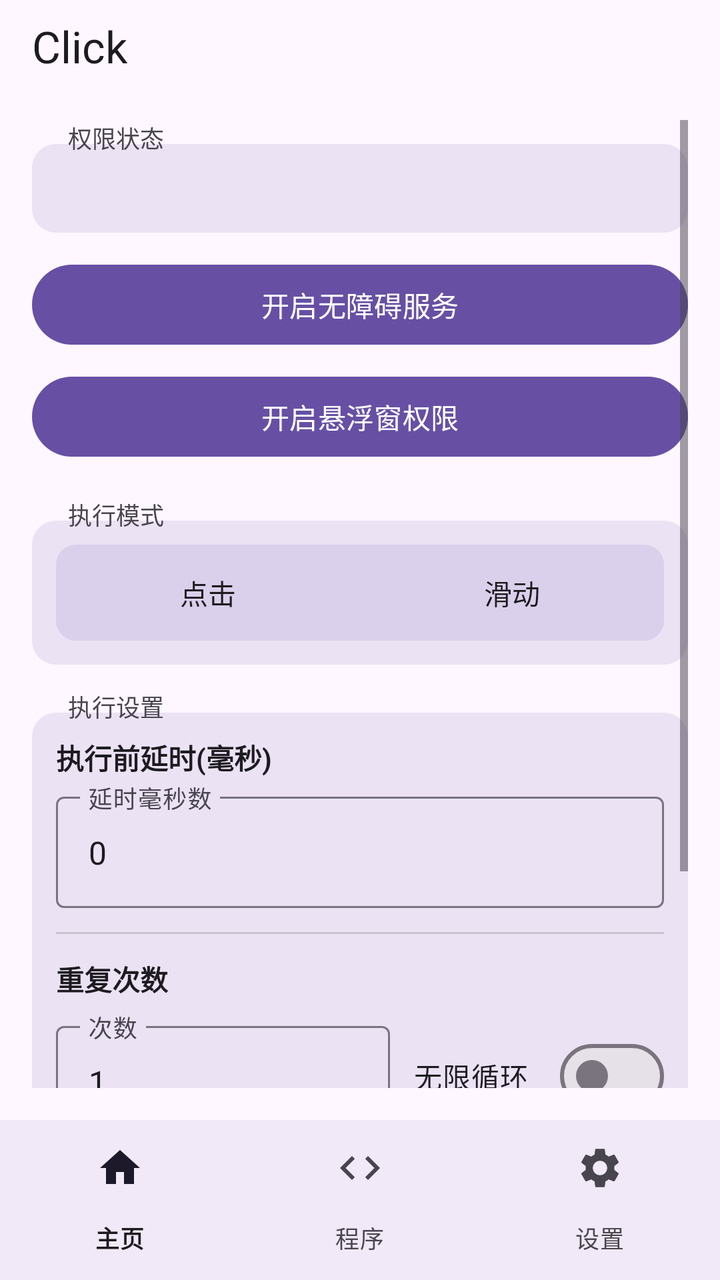
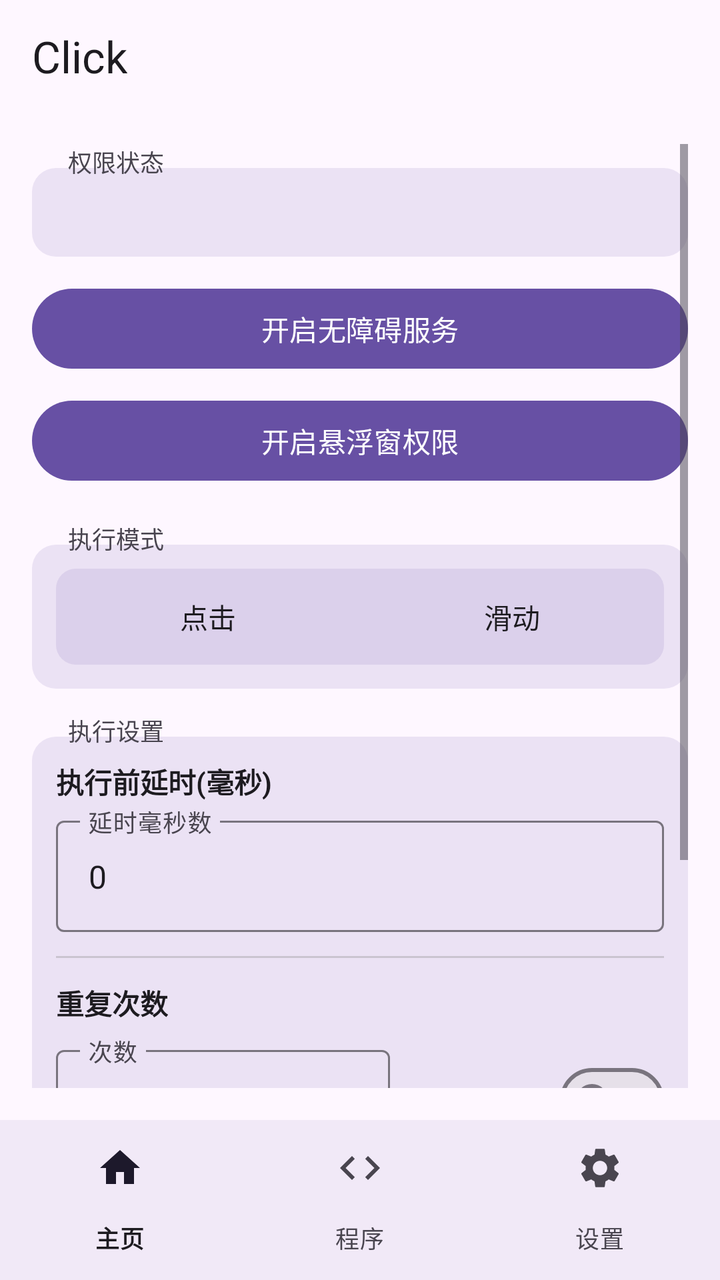

An Android layout rendered at two revisions. The XML below is the earlier revision; the diff shows what the commit changed to produce the second picture.
<!-- AndroidManifest.xml: activity theme Theme.Click -->
<!-- res/layout/activity_main.xml -->
<?xml version="1.0" encoding="utf-8"?>
<LinearLayout xmlns:android="http://schemas.android.com/apk/res/android"
    xmlns:app="http://schemas.android.com/apk/res-auto"
    android:layout_width="match_parent"
    android:layout_height="match_parent"
    android:orientation="vertical">

    
    <com.google.android.material.appbar.MaterialToolbar
        android:id="@+id/toolbar"
        android:layout_width="match_parent"
        android:layout_height="44dp"
        android:minHeight="44dp"
        android:paddingTop="2dp"
        android:background="?attr/colorSurface"
        app:title="Click"
        app:titleTextColor="?attr/colorOnSurface" />

    
    <ScrollView
        android:id="@+id/home_content"
        android:layout_width="match_parent"
        android:layout_height="0dp"
        android:layout_weight="1"
        android:padding="16dp">

        <LinearLayout
            android:layout_width="match_parent"
            android:layout_height="wrap_content"
            android:orientation="vertical">

            
            <TextView
                android:layout_width="wrap_content"
                android:layout_height="wrap_content"
                android:text="权限状态"
                android:textSize="12sp"
                android:textColor="?attr/colorOnSurfaceVariant"
                android:background="@android:color/transparent"
                android:paddingHorizontal="6dp"
                android:layout_marginStart="12dp"
                android:layout_marginBottom="-6dp"
                android:elevation="2dp" />

            
            <LinearLayout
                android:layout_width="match_parent"
                android:layout_height="wrap_content"
                android:orientation="vertical"
                android:background="@drawable/section_border"
                android:padding="12dp">

                <TextView
                    android:id="@+id/statusText"
                    android:layout_width="match_parent"
                    android:layout_height="wrap_content"
                    android:gravity="start"
                    android:textSize="15sp"
                    android:textStyle="bold"
                    android:textColor="?attr/colorOnSurface" />
            </LinearLayout>

            <Button
                android:id="@+id/btnEnableService"
                android:layout_width="match_parent"
                android:layout_height="wrap_content"
                android:layout_marginTop="12dp"
                android:text="开启无障碍服务" />

            <Button
                android:id="@+id/btnEnableOverlay"
                android:layout_width="match_parent"
                android:layout_height="wrap_content"
                android:layout_marginTop="8dp"
                android:text="开启悬浮窗权限" />

            
            <TextView
                android:layout_width="wrap_content"
                android:layout_height="wrap_content"
                android:layout_marginTop="16dp"
                android:text="执行模式"
                android:textSize="12sp"
                android:textColor="?attr/colorOnSurfaceVariant"
                android:background="@android:color/transparent"
                android:paddingHorizontal="6dp"
                android:layout_marginStart="12dp"
                android:layout_marginBottom="-6dp"
                android:elevation="2dp" />

            
            <LinearLayout
                android:layout_width="match_parent"
                android:layout_height="wrap_content"
                android:orientation="vertical"
                android:background="@drawable/section_border"
                android:padding="12dp">

                <FrameLayout
                    android:layout_width="match_parent"
                    android:layout_height="wrap_content"
                    android:background="@drawable/segment_bg">

                    <View
                        android:id="@+id/modeIndicator"
                        android:layout_width="0dp"
                        android:layout_height="36dp"
                        android:layout_gravity="center_vertical"
                        android:layout_marginStart="4dp"
                        android:background="@drawable/segment_selected" />

                    <LinearLayout
                        android:layout_width="match_parent"
                        android:layout_height="wrap_content"
                        android:orientation="horizontal">

                        <Button
                            android:id="@+id/radioClick"
                            android:layout_width="0dp"
                            android:layout_height="wrap_content"
                            android:layout_weight="1"
                            android:text="点击"
                            android:background="@android:color/transparent"
                            android:textColor="@color/btn_text_selector" />

                        <Button
                            android:id="@+id/radioSwipe"
                            android:layout_width="0dp"
                            android:layout_height="wrap_content"
                            android:layout_weight="1"
                            android:text="滑动"
                            android:background="@android:color/transparent"
                            android:textColor="@color/btn_text_selector" />
                    </LinearLayout>
                </FrameLayout>

                <LinearLayout
                    android:id="@+id/swipeParams"
                    android:layout_width="match_parent"
                    android:layout_height="wrap_content"
                    android:orientation="vertical"
                    android:visibility="gone"
                    android:layout_marginTop="12dp">

                    <View
                        android:layout_width="match_parent"
                        android:layout_height="1dp"
                        android:background="?attr/colorOutlineVariant" />

                    <TextView
                        android:layout_width="wrap_content"
                        android:layout_height="wrap_content"
                        android:layout_marginTop="12dp"
                        android:text="滑动方式"
                        android:textSize="13sp"
                        android:textStyle="bold"
                        android:textColor="?attr/colorOnSurface" />

                    <FrameLayout
                        android:layout_width="match_parent"
                        android:layout_height="wrap_content"
                        android:layout_marginTop="8dp"
                        android:background="@drawable/segment_bg">

                        <View
                            android:id="@+id/swipeMethodIndicator"
                            android:layout_width="0dp"
                            android:layout_height="36dp"
                            android:layout_gravity="center_vertical"
                            android:layout_marginStart="4dp"
                            android:background="@drawable/segment_selected" />

                        <LinearLayout
                            android:layout_width="match_parent"
                            android:layout_height="wrap_content"
                            android:orientation="horizontal">

                            <Button
                                android:id="@+id/radioSwipeManual"
                                android:layout_width="0dp"
                                android:layout_height="wrap_content"
                                android:layout_weight="1"
                                android:text="手动参数"
                                android:background="@android:color/transparent"
                                android:textColor="@color/btn_text_selector" />

                            <Button
                                android:id="@+id/radioSwipeGesture"
                                android:layout_width="0dp"
                                android:layout_height="wrap_content"
                                android:layout_weight="1"
                                android:text="手势录制"
                                android:background="@android:color/transparent"
                                android:textColor="@color/btn_text_selector" />
                        </LinearLayout>
                    </FrameLayout>

                    <LinearLayout
                        android:id="@+id/manualSwipeParams"
                        android:layout_width="match_parent"
                        android:layout_height="wrap_content"
                        android:orientation="vertical"
                        android:layout_marginTop="12dp">

                        <TextView
                            android:layout_width="wrap_content"
                            android:layout_height="wrap_content"
                            android:text="起点"
                            android:textSize="13sp"
                            android:textColor="?attr/colorPrimary" />

                        <LinearLayout
                            android:layout_width="match_parent"
                            android:layout_height="wrap_content"
                            android:layout_marginTop="4dp"
                            android:orientation="horizontal">

                            <com.google.android.material.textfield.TextInputLayout
                                android:layout_width="0dp"
                                android:layout_height="wrap_content"
                                android:layout_weight="1"
                                android:layout_marginEnd="4dp"
                                android:hint="起点 X (横向坐标)"
                                style="@style/Widget.Material3.TextInputLayout.OutlinedBox">

                                <com.google.android.material.textfield.TextInputEditText
                                    android:id="@+id/inputSwipeX1"
                                    android:layout_width="match_parent"
                                    android:layout_height="wrap_content"
                                    android:inputType="numberDecimal" />
                            </com.google.android.material.textfield.TextInputLayout>

                            <com.google.android.material.textfield.TextInputLayout
                                android:layout_width="0dp"
                                android:layout_height="wrap_content"
                                android:layout_weight="1"
                                android:layout_marginStart="4dp"
                                android:hint="起点 Y (纵向坐标)"
                                style="@style/Widget.Material3.TextInputLayout.OutlinedBox">

                                <com.google.android.material.textfield.TextInputEditText
                                    android:id="@+id/inputSwipeY1"
                                    android:layout_width="match_parent"
                                    android:layout_height="wrap_content"
                                    android:inputType="numberDecimal" />
                            </com.google.android.material.textfield.TextInputLayout>
                        </LinearLayout>

                        <TextView
                            android:layout_width="wrap_content"
                            android:layout_height="wrap_content"
                            android:layout_marginTop="8dp"
                            android:text="终点"
                            android:textSize="13sp"
                            android:textColor="?attr/colorPrimary" />

                        <LinearLayout
                            android:layout_width="match_parent"
                            android:layout_height="wrap_content"
                            android:layout_marginTop="4dp"
                            android:orientation="horizontal">

                            <com.google.android.material.textfield.TextInputLayout
                                android:layout_width="0dp"
                                android:layout_height="wrap_content"
                                android:layout_weight="1"
                                android:layout_marginEnd="4dp"
                                android:hint="终点 X (横向坐标)"
                                style="@style/Widget.Material3.TextInputLayout.OutlinedBox">

                                <com.google.android.material.textfield.TextInputEditText
                                    android:id="@+id/inputSwipeX2"
                                    android:layout_width="match_parent"
                                    android:layout_height="wrap_content"
                                    android:inputType="numberDecimal" />
                            </com.google.android.material.textfield.TextInputLayout>

                            <com.google.android.material.textfield.TextInputLayout
                                android:layout_width="0dp"
                                android:layout_height="wrap_content"
                                android:layout_weight="1"
                                android:layout_marginStart="4dp"
                                android:hint="终点 Y (纵向坐标)"
                                style="@style/Widget.Material3.TextInputLayout.OutlinedBox">

                                <com.google.android.material.textfield.TextInputEditText
                                    android:id="@+id/inputSwipeY2"
                                    android:layout_width="match_parent"
                                    android:layout_height="wrap_content"
                                    android:inputType="numberDecimal" />
                            </com.google.android.material.textfield.TextInputLayout>
                        </LinearLayout>

                        <TextView
                            android:layout_width="wrap_content"
                            android:layout_height="wrap_content"
                            android:layout_marginTop="8dp"
                            android:text="时长"
                            android:textSize="13sp"
                            android:textColor="?attr/colorPrimary" />

                        <com.google.android.material.textfield.TextInputLayout
                            android:layout_width="match_parent"
                            android:layout_height="wrap_content"
                            android:layout_marginTop="4dp"
                            android:hint="滑动耗时(毫秒)"
                            style="@style/Widget.Material3.TextInputLayout.OutlinedBox">

                            <com.google.android.material.textfield.TextInputEditText
                                android:id="@+id/inputSwipeDuration"
                                android:layout_width="match_parent"
                                android:layout_height="wrap_content"
                                android:inputType="number" />
                        </com.google.android.material.textfield.TextInputLayout>
                    </LinearLayout>

                    <LinearLayout
                        android:id="@+id/gestureSwipeSection"
                        android:layout_width="match_parent"
                        android:layout_height="wrap_content"
                        android:orientation="vertical"
                        android:visibility="gone"
                        android:layout_marginTop="12dp">

                        <TextView
                            android:id="@+id/lblRecordedStatus"
                            android:layout_width="wrap_content"
                            android:layout_height="wrap_content"
                            android:text=""
                            android:textSize="13sp"
                            android:textColor="?attr/colorPrimary" />

                        <Button
                            android:id="@+id/btnRecordGesture"
                            android:layout_width="match_parent"
                            android:layout_height="wrap_content"
                            android:layout_marginTop="8dp"
                            android:text="录制手势 (在屏幕上滑动)" />
                    </LinearLayout>
                </LinearLayout>
            </LinearLayout>

            
            <TextView
                android:layout_width="wrap_content"
                android:layout_height="wrap_content"
                android:layout_marginTop="12dp"
                android:text="执行设置"
                android:textSize="12sp"
                android:textColor="?attr/colorOnSurfaceVariant"
                android:background="@android:color/transparent"
                android:paddingHorizontal="6dp"
                android:layout_marginStart="12dp"
                android:layout_marginBottom="-6dp"
                android:elevation="2dp" />

            
            <LinearLayout
                android:layout_width="match_parent"
                android:layout_height="wrap_content"
                android:orientation="vertical"
                android:background="@drawable/section_border"
                android:padding="12dp">

                <TextView
                    android:layout_width="wrap_content"
                    android:layout_height="wrap_content"
                    android:text="执行前延时(毫秒)"
                    android:textSize="14sp"
                    android:textStyle="bold"
                    android:textColor="?attr/colorOnSurface" />

                <com.google.android.material.textfield.TextInputLayout
                    android:layout_width="match_parent"
                    android:layout_height="wrap_content"
                    android:layout_marginTop="4dp"
                    android:hint="延时毫秒数"
                    style="@style/Widget.Material3.TextInputLayout.OutlinedBox">

                    <com.google.android.material.textfield.TextInputEditText
                        android:id="@+id/inputDelay"
                        android:layout_width="match_parent"
                        android:layout_height="wrap_content"
                        android:inputType="number"
                        android:text="0" />
                </com.google.android.material.textfield.TextInputLayout>

                <View
                    android:layout_width="match_parent"
                    android:layout_height="1dp"
                    android:layout_marginTop="12dp"
                    android:background="?attr/colorOutlineVariant" />

                <TextView
                    android:layout_width="wrap_content"
                    android:layout_height="wrap_content"
                    android:layout_marginTop="12dp"
                    android:text="重复次数"
                    android:textSize="14sp"
                    android:textStyle="bold"
                    android:textColor="?attr/colorOnSurface" />

                <LinearLayout
                    android:layout_width="match_parent"
                    android:layout_height="wrap_content"
                    android:layout_marginTop="8dp"
                    android:orientation="horizontal"
                    android:gravity="center_vertical">

                    <com.google.android.material.textfield.TextInputLayout
                        android:layout_width="0dp"
                        android:layout_height="wrap_content"
                        android:layout_weight="1"
                        android:hint="次数"
                        style="@style/Widget.Material3.TextInputLayout.OutlinedBox">

                        <com.google.android.material.textfield.TextInputEditText
                            android:id="@+id/inputRepeat"
                            android:layout_width="match_parent"
                            android:layout_height="wrap_content"
                            android:inputType="number"
                            android:text="1" />
                    </com.google.android.material.textfield.TextInputLayout>

                    <com.google.android.material.materialswitch.MaterialSwitch
                        android:id="@+id/checkInfinite"
                        android:layout_width="wrap_content"
                        android:layout_height="wrap_content"
                        android:layout_marginStart="12dp"
                        android:text="无限循环" />
                </LinearLayout>
            </LinearLayout>

            <FrameLayout
                android:layout_width="match_parent"
                android:layout_height="wrap_content"
                android:layout_marginTop="24dp">

                <Button
                    android:id="@+id/btnStartFloating"
                    android:layout_width="match_parent"
                    android:layout_height="wrap_content"
                    android:text="启动悬浮球"
                    android:enabled="false" />

                <View
                    android:id="@+id/btnStartOverlay"
                    android:layout_width="match_parent"
                    android:layout_height="match_parent"
                    android:background="@android:color/transparent"
                    android:clickable="true"
                    android:visibility="gone" />
            </FrameLayout>

            <Button
                android:id="@+id/btnStopFloating"
                android:layout_width="match_parent"
                android:layout_height="wrap_content"
                android:layout_marginTop="8dp"
                android:text="停止悬浮球"
                android:enabled="false" />

        </LinearLayout>
    </ScrollView>

    
    <LinearLayout
        android:id="@+id/program_page"
        android:layout_width="match_parent"
        android:layout_height="0dp"
        android:layout_weight="1"
        android:orientation="vertical"
        android:gravity="center"
        android:visibility="gone" />

    
    <LinearLayout
        android:id="@+id/settings_page"
        android:layout_width="match_parent"
        android:layout_height="0dp"
        android:layout_weight="1"
        android:orientation="vertical"
        android:gravity="center"
        android:visibility="gone" />

    
    <com.google.android.material.bottomnavigation.BottomNavigationView
        android:id="@+id/bottom_navigation"
        android:layout_width="match_parent"
        android:layout_height="wrap_content"
        android:background="?attr/colorSurface"
        app:labelVisibilityMode="labeled"
        app:menu="@menu/bottom_nav_menu" />

</LinearLayout>
<!-- resources referenced by this layout -->
<resources>
  <!-- drawable section_border (drawable) -->
  <?xml version="1.0" encoding="utf-8"?>
  <shape xmlns:android="http://schemas.android.com/apk/res/android"
      android:shape="rectangle">
      <solid android:color="@color/section_background" />
      <corners android:radius="12dp" />
  </shape>
  <!-- drawable segment_bg (drawable) -->
  <?xml version="1.0" encoding="utf-8"?>
  <shape xmlns:android="http://schemas.android.com/apk/res/android"
      android:shape="rectangle">
      <solid android:color="#206750A4" />
      <corners android:radius="10dp" />
  </shape>
  <!-- drawable segment_selected (drawable) -->
  <?xml version="1.0" encoding="utf-8"?>
  <shape xmlns:android="http://schemas.android.com/apk/res/android"
      android:shape="rectangle">
      <solid android:color="@color/md_theme_primary" />
      <corners android:radius="8dp" />
  </shape>
  <style name="Theme.Click" parent="Theme.Material3.DayNight.NoActionBar">
          <item name="colorPrimary">@color/md_theme_primary</item>
          <item name="colorOnPrimary">@color/md_theme_onPrimary</item>
          <item name="colorPrimaryContainer">@color/md_theme_primaryContainer</item>
          <item name="colorOnPrimaryContainer">@color/md_theme_onPrimaryContainer</item>
          <item name="colorSecondary">@color/md_theme_secondary</item>
          <item name="colorOnSecondary">@color/md_theme_onSecondary</item>
          <item name="colorSecondaryContainer">@color/md_theme_secondaryContainer</item>
          <item name="colorOnSecondaryContainer">@color/md_theme_onSecondaryContainer</item>
          <item name="android:colorBackground">@color/md_theme_background</item>
          <item name="colorOnBackground">@color/md_theme_onBackground</item>
          <item name="colorSurface">@color/md_theme_surface</item>
          <item name="colorOnSurface">@color/md_theme_onSurface</item>
          <item name="colorSurfaceVariant">@color/md_theme_surfaceVariant</item>
          <item name="colorOnSurfaceVariant">@color/md_theme_onSurfaceVariant</item>
          <item name="colorOutline">@color/md_theme_outline</item>
          <item name="colorOutlineVariant">@color/md_theme_outlineVariant</item>
          <item name="android:statusBarColor">@color/md_theme_surface</item>
          <item name="android:navigationBarColor">@color/md_theme_surface</item>
          <item name="android:windowLightStatusBar">true</item>
          <item name="android:windowBackground">@color/md_theme_background</item>
          
          <item name="android:windowSplashScreenBackground">@color/md_theme_background</item>
          <item name="android:windowSplashScreenAnimatedIcon">@drawable/splash_icon</item>
      </style>
  <color name="section_background">#206750A4</color>
  <color name="md_theme_primary">#6750A4</color>
  <color name="md_theme_onPrimary">#FFFFFF</color>
  <color name="md_theme_primaryContainer">#EADDFF</color>
  <color name="md_theme_onPrimaryContainer">#21005D</color>
  <color name="md_theme_secondary">#625B71</color>
  <color name="md_theme_onSecondary">#FFFFFF</color>
  <color name="md_theme_secondaryContainer">#E8DEF8</color>
  <color name="md_theme_onSecondaryContainer">#1D192B</color>
  <color name="md_theme_background">#FEF7FF</color>
  <color name="md_theme_onBackground">#1D1B20</color>
  <color name="md_theme_surface">#FEF7FF</color>
  <color name="md_theme_onSurface">#1D1B20</color>
  <color name="md_theme_surfaceVariant">#E7E0EC</color>
  <color name="md_theme_onSurfaceVariant">#49454F</color>
  <color name="md_theme_outline">#79747E</color>
  <color name="md_theme_outlineVariant">#CAC4D0</color>
  <!-- drawable splash_icon: png bitmap (drawable, 131094 bytes) -->
</resources>

<!-- the commit's change to res/layout/activity_main.xml (unified diff, before → after) -->
@@ -9,9 +9,7 @@
     <com.google.android.material.appbar.MaterialToolbar
         android:id="@+id/toolbar"
         android:layout_width="match_parent"
-        android:layout_height="44dp"
-        android:minHeight="44dp"
-        android:paddingTop="2dp"
+        android:layout_height="56dp"
         android:background="?attr/colorSurface"
         app:title="Click"
         app:titleTextColor="?attr/colorOnSurface" />
